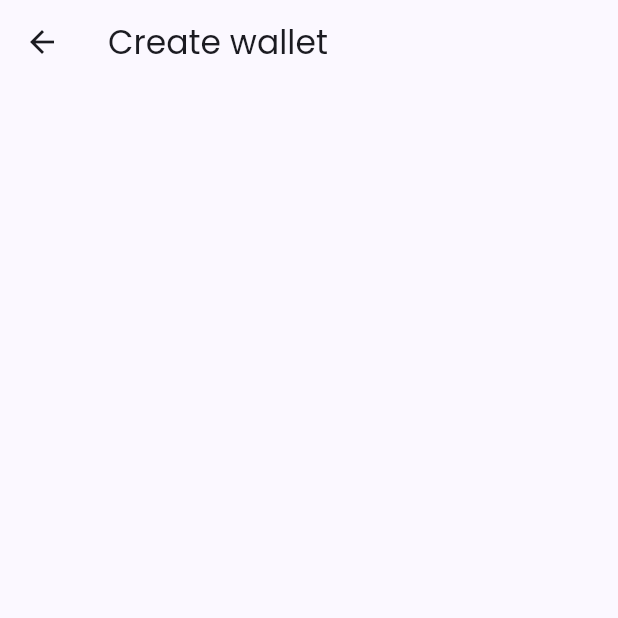
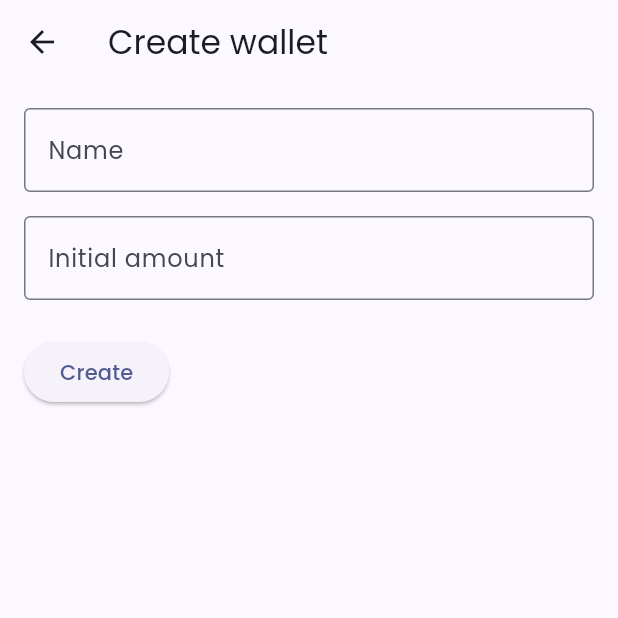
Before and after one commit to rizalanggoro/work-it, a Flutter app: the CreateWalletView screen opened by its route, on a phone screen of 412 x 824 dp, the top half of it. Run offline on Flutter 3.47's test engine with Material 2 defaults, Android fonts, the light colour scheme and no system bars; our stand-ins replace get, get_storage, google_fonts, isar; accounts and stored records are empty; generated files the repository leaves out were written again.

Commit message:
[add] create wallet feature

```diff
--- a/lib/app/bindings/initial.dart
+++ b/lib/app/bindings/initial.dart
@@ -1,6 +1,7 @@
 import 'package:get/get.dart';
 import 'package:work_it/app/services/theme.dart';
 import 'package:work_it/app/services/transaction.dart';
+import 'package:work_it/app/services/wallet.dart';
 import 'package:work_it/data/providers/isar.dart';
 import 'package:work_it/data/repositories/transaction.dart';
 import 'package:work_it/data/repositories/transaction_category.dart';
@@ -17,6 +18,7 @@ class InitialBinding extends Bindings {
       isarProvider: Get.find(),
     ));
 
+    // todo: services
     Get.put(ThemeService(), permanent: true);
     Get.put(
       TransactionService(
@@ -25,5 +27,6 @@ class InitialBinding extends Bindings {
       ),
       permanent: true,
     );
+    Get.put(WalletService(), permanent: true);
   }
 }
--- a/lib/data/collections/wallet.dart
+++ b/lib/data/collections/wallet.dart
@@ -8,10 +8,12 @@ class WalletCollection {
   final Id id = Isar.autoIncrement;
 
   String name;
+  double initialAmount;
 
   final transactions = IsarLinks<TransactionCollection>();
 
   WalletCollection({
     required this.name,
+    required this.initialAmount,
   });
 }
--- /dev/null
+++ b/lib/data/repositories/wallet.dart
@@ -0,0 +1,51 @@
+import 'dart:developer' as dev;
+
+import 'package:isar/isar.dart';
+import 'package:work_it/data/collections/wallet.dart';
+import 'package:work_it/data/providers/isar.dart';
+import 'package:work_it/data/results/wallet.dart';
+
+class WalletRepository {
+  final _devName = 'WalletRepository';
+
+  final IsarProvider isarProvider;
+
+  WalletRepository({
+    required this.isarProvider,
+  });
+
+  Future<WalletResult> create({
+    required WalletCollection collection,
+  }) async {
+    String? message;
+
+    try {
+      var isar = await isarProvider.openIsarInstance();
+
+      // todo: query
+      var queryResult = await isar.walletCollections
+          .filter()
+          .nameEqualTo(collection.name)
+          .findFirst();
+      if (queryResult == null) {
+        // todo: create wallet
+        await isar.writeTxn(() async {
+          await isar.walletCollections.put(collection);
+        });
+
+        return WalletResult(success: true);
+      } else {
+        message =
+            'A wallet with this name has been added! Please use another name...';
+      }
+    } catch (error) {
+      message = 'Something went wrong! Please try again later...';
+      dev.log(error.toString(), name: _devName);
+    }
+
+    return WalletResult(
+      success: false,
+      message: message,
+    );
+  }
+}
--- a/lib/ui/pages/create_wallet/controller.dart
+++ b/lib/ui/pages/create_wallet/controller.dart
@@ -1,3 +1,36 @@
+import 'package:flutter/cupertino.dart';
 import 'package:get/get.dart';
+import 'package:work_it/data/collections/wallet.dart';
+import 'package:work_it/data/repositories/wallet.dart';
 
-class CreateWalletController extends GetxController {}
+class CreateWalletController extends GetxController {
+  final WalletRepository walletRepository;
+
+  CreateWalletController({
+    required this.walletRepository,
+  });
+
+  final TextEditingController controllerName = TextEditingController(),
+      controllerAmount = TextEditingController();
+
+  void create() async {
+    var name = controllerName.text;
+    var amount = controllerAmount.text;
+
+    if (name.isNotEmpty) {
+      var initialAmount = double.parse(
+        amount.isNotEmpty ? amount : '0',
+      );
+
+      var collection = WalletCollection(
+        name: name,
+        initialAmount: initialAmount,
+      );
+
+      var result = await walletRepository.create(collection: collection);
+      if (result.success) {
+        Get.back();
+      }
+    }
+  }
+}
--- a/lib/ui/pages/create_wallet/view.dart
+++ b/lib/ui/pages/create_wallet/view.dart
@@ -1,4 +1,5 @@
 import 'package:flutter/material.dart';
+import 'package:flutter/services.dart';
 import 'package:get/get.dart';
 import 'package:work_it/ui/pages/create_wallet/controller.dart';
 
@@ -7,10 +8,68 @@ class CreateWalletView extends GetView<CreateWalletController> {
 
   @override
   Widget build(BuildContext context) {
+    var colorScheme = context.theme.colorScheme;
+    var textTheme = context.textTheme;
+
     return Scaffold(
       appBar: AppBar(
         title: const Text('Create wallet'),
       ),
+      body: SingleChildScrollView(
+        child: Column(
+          crossAxisAlignment: CrossAxisAlignment.start,
+          children: [
+            Padding(
+              padding: const EdgeInsets.only(
+                top: 16,
+                right: 16,
+                left: 16,
+              ),
+              child: TextField(
+                controller: controller.controllerName,
+                style: TextStyle(
+                  color: colorScheme.onBackground,
+                ),
+                decoration: const InputDecoration(
+                  border: OutlineInputBorder(),
+                  label: Text('Name'),
+                ),
+              ),
+            ),
+            Padding(
+              padding: const EdgeInsets.only(
+                top: 16,
+                right: 16,
+                left: 16,
+              ),
+              child: TextField(
+                controller: controller.controllerAmount,
+                style: TextStyle(
+                  color: colorScheme.onBackground,
+                ),
+                inputFormatters: [FilteringTextInputFormatter.digitsOnly],
+                keyboardType: TextInputType.number,
+                decoration: const InputDecoration(
+                  border: OutlineInputBorder(),
+                  label: Text('Initial amount'),
+                ),
+              ),
+            ),
+
+            // todo: button submit
+            Padding(
+              padding: const EdgeInsets.symmetric(
+                vertical: 24,
+                horizontal: 16,
+              ),
+              child: ElevatedButton(
+                child: const Text('Create'),
+                onPressed: () => controller.create(),
+              ),
+            ),
+          ],
+        ),
+      ),
     );
   }
 }
```
Also changed, not shown: lib/app/services/wallet.dart (added, +18 -0 lines), lib/data/results/wallet.dart (added, +8 -0 lines), lib/ui/pages/create_wallet/binding.dart (+11 -1 lines), lib/data/collections/wallet.g.dart.
